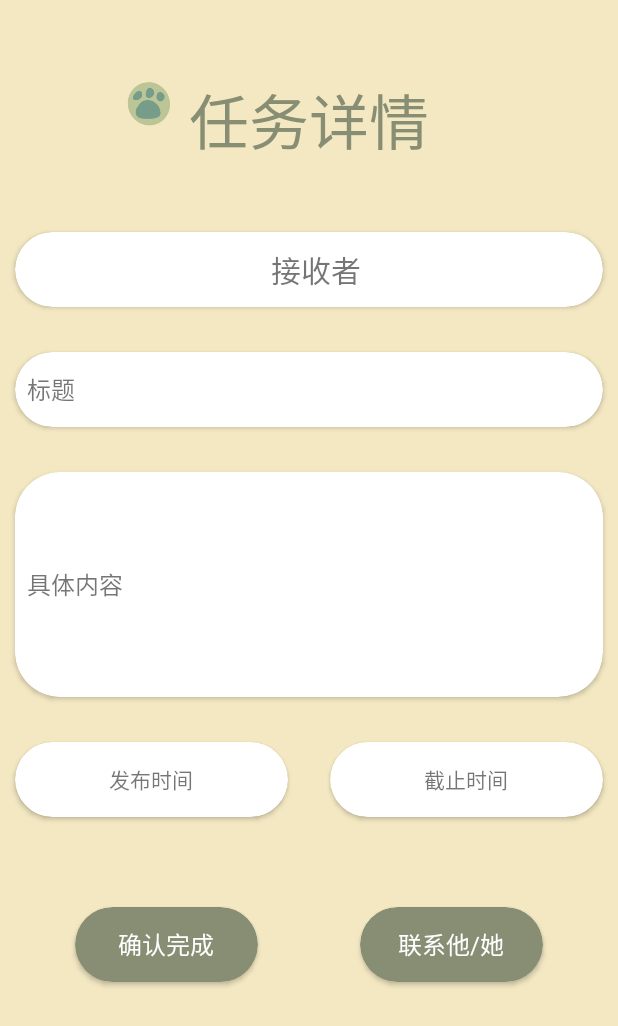
After one commit to EmmaHZY/IdleMan, an Android app: the Activity_Mying screen opened directly, with no data from a screen before it, on a phone screen of 412 x 824 dp. The commit adds this screen. Shown: the top 1026 px of the screen. Run offline under Robolectric (Android 15) with nearby library versions, the phone set to English and light mode, and no system bars; libraries missing offline, so code that uses them is left out: com.alibaba.fastjson; 8 statements that could not run were skipped.

Commit message:
ing界面

```diff
--- a/IdleMan/app/src/main/AndroidManifest.xml
+++ b/IdleMan/app/src/main/AndroidManifest.xml
@@ -12,6 +12,8 @@
             android:supportsRtl="true"
             android:theme="@style/Theme.Victory"
             android:usesCleartextTraffic="true">
+        <activity android:name=".Activity_Mying">
+        </activity>
         <activity android:name=".Activity_Task_Check">
         </activity>
         <activity android:name=".Activity_MyReceive">
--- /dev/null
+++ b/IdleMan/app/src/main/java/com/example/idleman/Activity_Mying.java
@@ -0,0 +1,129 @@
+package com.example.idleman;
+
+import android.content.Intent;
+import android.os.Handler;
+import android.os.Message;
+import android.view.View;
+import android.view.WindowManager;
+import android.widget.EditText;
+import android.widget.TextView;
+import androidx.annotation.NonNull;
+import androidx.appcompat.app.AlertDialog;
+import androidx.appcompat.app.AppCompatActivity;
+import android.os.Bundle;
+import com.alibaba.fastjson.JSON;
+import com.alibaba.fastjson.JSONObject;
+import connectHelper.OkHttpConnectHelper;
+
+import java.util.HashMap;
+import java.util.Map;
+
+public class Activity_Mying extends AppCompatActivity {
+    String message;//页面传参，记录任务ID
+    TextView receiver,title,content,begin_time,end_time;
+    JSONObject show;
+
+    @Override
+    protected void onCreate(Bundle savedInstanceState) {
+        super.onCreate(savedInstanceState);
+        //去掉顶部标题
+        getSupportActionBar().hide();
+        //去掉最上面时间、电量等
+        getWindow().setFlags(WindowManager.LayoutParams.FLAG_FULLSCREEN
+                , WindowManager.LayoutParams.FLAG_FULLSCREEN);
+        setContentView(R.layout.activity_mying);
+
+        Intent intent=getIntent();
+        message=intent.getLongExtra("taskID",0)+"";//taskID
+        initView();
+    }
+
+    //查看逻辑，查看待接受任务详情
+    private void initView(){
+        receiver= findViewById(R.id.info_text_name);
+        title = findViewById(R.id.info_text_title);
+        content = findViewById(R.id.info_text_content);
+        begin_time = findViewById(R.id.info_text_begin_time);
+        end_time= findViewById(R.id.info_text_end_time);
+
+        String url="http://1.117.239.54:8080/task?operation=getByTaskID&index="+message+"&key=";
+        new Thread(new Runnable() {
+            @Override
+            public void run() {
+                String result = OkHttpConnectHelper.getTargetData(url);
+                JSONObject temp= JSON.parseObject(result);//结果转化为json对象
+                String data = temp.getJSONArray("data").getString(0);//数组第一个元素的字符串值
+                show=JSON.parseObject(data);//转化为json对象
+
+                receiver.setText("~~"+show.getString("receiverName")+"正在努力~~");
+                title.setText("  标题:"+show.getString("taskTitle"));
+                content.setText("  详情："+show.getString("taskContent"));
+                begin_time.setText("发布时间："+show.getString("publishTime"));
+                end_time.setText("截止时间："+show.getString("deadline"));
+            }
+        }).start();
+
+    }
+
+    //弹窗处理
+    Handler handler = new Handler(new Handler.Callback() {
+        @Override
+        public boolean handleMessage(@NonNull Message msg) {
+            new AlertDialog.Builder(
+                    Activity_Mying.this)
+                    .setMessage(msg.getData().getString("key"))
+                    .setPositiveButton("确定", null)
+                    .show();
+            return false;
+        }
+    });
+
+    //完成逻辑
+    public void accomplish(View view){
+        String PID = Data.getId();
+        String RID=show.getString("receiverID");
+
+        String url="http://1.117.239.54:8080/task?operation=finish";
+        Map<String, Object> content=new HashMap<String,Object>();
+        content.put('"'+"taskID"+'"','"'+message+'"');
+        content.put('"'+"publisherID"+'"','"'+PID+'"');
+        content.put('"'+"receiverID"+'"','"'+RID+'"');
+        String a="{"+OkHttpConnectHelper.getMapToString(content)+"}";//发送过去的数据
+
+        new Thread(new Runnable() {
+            @Override
+            public void run() {
+                String result = OkHttpConnectHelper.putTargetData(url,a);
+                JSONObject temp= JSON.parseObject(result);//结果转化为json对象
+                String judge = temp.getJSONObject("meta").getString("status");//获取状态码
+                if(judge.equals("2011"))
+                {
+                    //创建Message
+                    Message msg = Message.obtain();
+                    msg.what = 0;
+                    //创建Bundle
+                    Bundle bundle = new Bundle();
+                    bundle.putString("key","已确认完成");
+                    //为Message设置Bundle数据
+                    msg.setData(bundle);
+                    //发送消息
+                    handler.sendMessage(msg);
+                }
+                else
+                {
+                    //创建Message
+                    Message msg = Message.obtain();
+                    msg.what = 0;
+                    //创建Bundle
+                    Bundle bundle = new Bundle();
+                    bundle.putString("key","系统繁忙，请重试");
+                    //为Message设置Bundle数据
+                    msg.setData(bundle);
+                    //发送消息
+                    handler.sendMessage(msg);
+                }
+            }
+        }).start();
+    }
+
+}
--- a/IdleMan/app/src/main/java/com/example/idleman/Fragment_Ing.java
+++ b/IdleMan/app/src/main/java/com/example/idleman/Fragment_Ing.java
@@ -54,10 +54,10 @@ public class Fragment_Ing extends Fragment {
     Handler handler = new Handler(new Handler.Callback() {
         @Override
         public boolean handleMessage(@NonNull Message msg) {
-            HomeAdapter homeAdapter = new HomeAdapter(getActivity(), list);//创建适配器对象
+            IngAdapter IngAdapter = new IngAdapter(getActivity(), list);//创建适配器对象
             recyclerView.setLayoutManager(new GridLayoutManager(getContext(), 2));//设置为表格布局，列数为2（这个是最主要的，就是这个来展示陈列式布局）
             recyclerView.addItemDecoration(new space_item(space));//给recycleView添加item的间距
-            recyclerView.setAdapter(homeAdapter);//将适配器添加到recyclerView
+            recyclerView.setAdapter(IngAdapter);//将适配器添加到recyclerView
             return false;
         }
     });
--- a/IdleMan/app/src/main/java/com/example/idleman/IngAdapter.java
+++ b/IdleMan/app/src/main/java/com/example/idleman/IngAdapter.java
@@ -1,4 +1,100 @@
 package com.example.idleman;
 
-public class IngAdapter {
+import android.content.Context;
+import android.content.Intent;
+import android.view.LayoutInflater;
+import android.view.View;
+import android.view.ViewGroup;
+import android.widget.ImageView;
+import android.widget.TextView;
+import androidx.annotation.NonNull;
+import androidx.recyclerview.widget.RecyclerView;
+
+import java.util.List;
+
+class IngAdapter extends RecyclerView.Adapter<IngAdapter.MyViewHolder> {
+
+
+    Context context;
+    private List<TaskItem> list;
+
+    private int space = 5;
+
+    public IngAdapter(Context context, List<TaskItem> list) {
+        this.context = context;
+        this.list = list;
+    }
+
+
+    @NonNull
+    @Override
+    //加载布局文件并返回MyViewHolder对象
+    public MyViewHolder onCreateViewHolder(@NonNull ViewGroup parent, int viewType) {
+        //创建view对象
+        View view = LayoutInflater.from(parent.getContext()).inflate(R.layout.item_task, parent, false);
+//        view.setOnClickListener(this);//设置监听器
+        //创建MyViewHolder对象
+        MyViewHolder myViewHolder = new MyViewHolder(view);
+        myViewHolder.itemView.setOnClickListener(new View.OnClickListener() {
+            @Override
+            public void onClick(View v) {
+                int position = myViewHolder.getAdapterPosition();
+                Long message=list.get(position).getTaskID();
+//                String message=position+"";
+                Intent intent = new Intent(context, Activity_Mying.class);
+                intent.putExtra("taskID",message);
+                context.startActivity(intent);
+            }
+        });
+        return myViewHolder;
+    }
+
+    @Override
+    //获取数据并显示到对应控件
+    public void onBindViewHolder(@NonNull MyViewHolder holder, int position) {
+//
+//        //给我的四个控件获取一下数据，注意不同类型调用不同的方法，设置图片用setImageResource（），设置文字用setText（）
+//        //holder.img.setImageResource(imgs[position]);
+        TaskItem item = list.get(position);
+//        Glide.with (context).load (item.getImgUrl ()).into (holder.ivBookImage);
+        holder.title.setText(item.getText());
+        holder.username .setText(item.getUsername());
+        holder.tag .setText(item.getTag());
+//        holder.tvBookAuthor.setText (item.getBookAuthor ());
+    }
+
+    @Override
+    public int getItemCount() {
+        //获取列表条目总数
+        return list.size();
+    }
+//
+//    @Override
+//    public void onClick(View view) {
+//        Intent intent = new Intent(context, Activity_Task.class);
+//
+//        intent.putExtra("taskID",);
+//        context.startActivity(intent);
+//    }
+
+    class MyViewHolder extends RecyclerView.ViewHolder {
+        //初始化控件
+        ImageView img, head;
+        TextView title, username,tag;
+
+        public MyViewHolder(@NonNull View itemView) {
+            super(itemView);
+            img = itemView.findViewById(R.id.home_item_img);
+            title = itemView.findViewById(R.id.home_item_title);
+            // head=itemView.findViewById(R.id.home_item_head);
+            username = itemView.findViewById(R.id.home_item_username);
+            tag = itemView.findViewById(R.id.home_item_tag);
+        }
+    }
+
+    private OnItemClickListener onItemClickListener;//声明一下这个接口
+    //提供setter方法
+    public void setOnItemClickListener(OnItemClickListener onItemClickListener){
+        this.onItemClickListener = onItemClickListener;
+    }
 }
--- a/IdleMan/app/src/main/java/com/example/idleman/Login.java
+++ b/IdleMan/app/src/main/java/com/example/idleman/Login.java
@@ -113,10 +113,6 @@ public class Login extends AppCompatActivity {
         }).start();
     }
 
-//    public void judgeLogin(View view) {
-//        Intent intent = new Intent(Login.this, Home.class);
-//        startActivity(intent);
-//    }
 
     //注册逻辑
     public void judgeSignup(View view){
--- /dev/null
+++ b/IdleMan/app/src/main/res/layout/activity_mying.xml
@@ -0,0 +1,216 @@
+<?xml version="1.0" encoding="utf-8"?>
+<androidx.constraintlayout.widget.ConstraintLayout
+        xmlns:android="http://schemas.android.com/apk/res/android"
+        xmlns:tools="http://schemas.android.com/tools"
+        xmlns:app="http://schemas.android.com/apk/res-auto"
+        android:layout_width="match_parent"
+        android:layout_height="match_parent"
+        tools:context=".Activity_Mying"
+        android:background="@color/idle1">
+
+    <ImageView
+            android:layout_width="43dp"
+            android:layout_height="42dp" app:srcCompat="@drawable/homedemo_search"
+            app:layout_constraintStart_toStartOf="parent" android:layout_marginStart="80dp"
+            android:id="@+id/imageView"
+            app:layout_constraintEnd_toStartOf="@+id/task_info" android:layout_marginEnd="10dp"
+            app:layout_constraintTop_toTopOf="parent" android:layout_marginTop="45dp"/>
+
+    <TextView
+            android:text="任务详情"
+            android:layout_width="wrap_content"
+            android:layout_height="wrap_content" app:layout_constraintStart_toStartOf="parent"
+            app:layout_constraintEnd_toEndOf="parent" android:id="@+id/task_info"
+            app:layout_constraintTop_toTopOf="parent" android:layout_marginTop="50dp"
+            android:textSize="60px"
+            android:textColor="@color/idle" android:layout_marginStart="60dp" android:layout_marginEnd="60dp"/>
+
+    <androidx.cardview.widget.CardView
+            android:id="@+id/card_view_name"
+            android:layout_width="match_parent"
+            android:layout_height="50dp"
+            app:layout_constraintWidth_percent=".8"
+            app:layout_constraintVertical_bias=".2"
+            app:layout_constraintHorizontal_bias=".5"
+            android:layout_marginLeft="10dp"
+            android:layout_marginRight="10dp"
+            android:layout_marginTop="0dp"
+            app:cardCornerRadius="50dp"
+            tools:ignore="MissingConstraints"
+            app:layout_constraintTop_toTopOf="parent"
+            app:layout_constraintStart_toStartOf="parent"
+            app:layout_constraintBottom_toBottomOf="parent"
+            app:layout_constraintEnd_toEndOf="parent">
+
+        <TextView
+                android:id="@+id/info_text_name"
+                android:layout_width="match_parent"
+                android:layout_height="match_parent"
+                android:gravity="center"
+                android:text="  接收者"
+                android:textSize="20sp"/>
+    </androidx.cardview.widget.CardView>
+
+    <androidx.cardview.widget.CardView
+            android:id="@+id/card_view_title"
+            android:layout_width="match_parent"
+            android:layout_height="50dp"
+            app:layout_constraintVertical_bias="0"
+            app:layout_constraintWidth_percent=".8"
+            android:layout_marginLeft="10dp"
+            android:layout_marginRight="10dp"
+            android:layout_marginTop="30dp"
+            app:cardCornerRadius="50dp"
+            tools:ignore="MissingConstraints"
+            app:layout_constraintTop_toBottomOf="@id/card_view_name"
+            app:layout_constraintStart_toStartOf="parent"
+            app:layout_constraintBottom_toBottomOf="parent"
+            app:layout_constraintEnd_toEndOf="parent">
+
+        <TextView
+                android:id="@+id/info_text_title"
+                android:layout_width="match_parent"
+                android:layout_height="match_parent"
+                android:gravity="center|start"
+                android:text="  标题"
+                android:textSize="16sp"/>
+    </androidx.cardview.widget.CardView>
+
+    <androidx.cardview.widget.CardView
+            android:id="@+id/card_view_content"
+            android:layout_width="match_parent"
+            android:layout_height="150dp"
+            app:layout_constraintVertical_bias="0"
+            app:layout_constraintWidth_percent=".8"
+            android:layout_marginLeft="10dp"
+            android:layout_marginRight="10dp"
+            android:layout_marginTop="30dp"
+            app:cardCornerRadius="30dp"
+            tools:ignore="MissingConstraints"
+            app:layout_constraintTop_toBottomOf="@id/card_view_title"
+            app:layout_constraintStart_toStartOf="parent"
+            app:layout_constraintBottom_toBottomOf="parent"
+            app:layout_constraintEnd_toEndOf="parent">
+
+
+        <TextView
+                android:id="@+id/info_text_content"
+                android:layout_width="match_parent"
+                android:layout_height="match_parent"
+                android:gravity="start|center_vertical"
+                android:text="  具体内容"
+                android:textSize="16sp"/>
+    </androidx.cardview.widget.CardView>
+
+    <androidx.cardview.widget.CardView
+            android:id="@+id/card_view_begin_time"
+            android:layout_width="match_parent"
+            android:layout_height="50dp"
+            app:layout_constraintVertical_bias="0"
+            app:layout_constraintWidth_percent=".8"
+            android:layout_marginLeft="10dp"
+            android:layout_marginRight="220dp"
+            android:layout_marginTop="30dp"
+            app:cardCornerRadius="50dp"
+            tools:ignore="MissingConstraints"
+            app:layout_constraintTop_toBottomOf="@id/card_view_content"
+            app:layout_constraintStart_toStartOf="parent"
+            app:layout_constraintBottom_toBottomOf="parent"
+            app:layout_constraintEnd_toEndOf="parent">
+
+        <TextView
+                android:id="@+id/info_text_begin_time"
+                android:layout_width="match_parent"
+                android:layout_height="match_parent"
+                android:gravity="center"
+                android:text="发布时间"
+                android:textSize="14sp"/>
+    </androidx.cardview.widget.CardView>
+
+    <androidx.cardview.widget.CardView
+            android:id="@+id/card_view_end_time"
+            android:layout_width="match_parent"
+            android:layout_height="50dp"
+            app:layout_constraintVertical_bias="0"
+            app:layout_constraintWidth_percent=".8"
+            android:layout_marginLeft="220dp"
+            android:layout_marginRight="10dp"
+            android:layout_marginTop="30dp"
+            app:cardCornerRadius="50dp"
+            tools:ignore="MissingConstraints"
+            app:layout_constraintTop_toBottomOf="@id/card_view_content"
+            app:layout_constraintStart_toStartOf="parent"
+            app:layout_constraintBottom_toBottomOf="parent"
+            app:layout_constraintEnd_toEndOf="parent">
+
+        <TextView
+                android:id="@+id/info_text_end_time"
+                android:layout_width="match_parent"
+                android:layout_height="match_parent"
+                android:gravity="center"
+                android:text="截止时间"
+                android:textSize="14sp"/>
+    </androidx.cardview.widget.CardView>
+
+    <androidx.cardview.widget.CardView
+            android:id="@+id/card_view_button_accept"
+            android:layout_width="match_parent"
+            android:layout_height="50dp"
+            app:layout_constraintVertical_bias="0"
+            app:layout_constraintWidth_percent=".8"
+            android:layout_marginLeft="50dp"
+            android:layout_marginRight="240dp"
+            android:layout_marginTop="60dp"
+            app:cardCornerRadius="50dp"
+            tools:ignore="MissingConstraints"
+            app:layout_constraintTop_toBottomOf="@id/card_view_end_time"
+            app:layout_constraintStart_toStartOf="parent"
+            app:layout_constraintBottom_toBottomOf="parent"
+            app:layout_constraintEnd_toEndOf="parent"
+            app:cardBackgroundColor="@color/idle"
+            android:clickable="true"
+            android:focusable="true" android:onClick="accomplish">
+
+        <TextView
+                android:id="@+id/info_text_accept"
+                android:layout_width="match_parent"
+                android:layout_height="match_parent"
+                android:gravity="center"
+                android:text="确认完成"
+                android:textSize="16sp"
+                android:textColor="@color/white"/>
+    </androidx.cardview.widget.CardView>
+
+    <androidx.cardview.widget.CardView
+            android:id="@+id/card_view_button_exit"
+            android:layout_width="match_parent"
+            android:layout_height="50dp"
+            app:layout_constraintVertical_bias="0"
+            app:layout_constraintWidth_percent=".8"
+            android:layout_marginLeft="240dp"
+            android:layout_marginRight="50dp"
+            android:layout_marginTop="60dp"
+            app:cardCornerRadius="50dp"
+            tools:ignore="MissingConstraints"
+            app:layout_constraintTop_toBottomOf="@id/card_view_begin_time"
+            app:layout_constraintStart_toStartOf="parent"
+            app:layout_constraintBottom_toBottomOf="parent"
+            app:layout_constraintEnd_toEndOf="parent"
+            app:cardBackgroundColor="@color/idle"
+            android:clickable="true"
+            android:focusable="true">
+
+        <TextView
+                android:id="@+id/info_text_exit"
+                android:layout_width="match_parent"
+                android:layout_height="match_parent"
+                android:gravity="center"
+                android:text="联系他/她"
+                android:textSize="16sp"
+                android:textColor="@color/white"/>
+    </androidx.cardview.widget.CardView>
+
+
+
+
+</androidx.constraintlayout.widget.ConstraintLayout>
```
